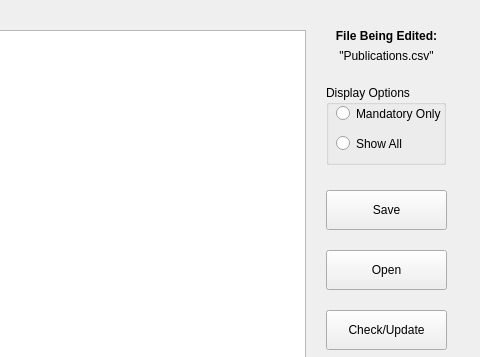
Qt form src/errorform.ui (LLe27/Dentistry-School-Analysis-Tool) before a commit; both pictures show x 714 to 1194 and y 0 to 357 of the 1194 by 553 pixel window.
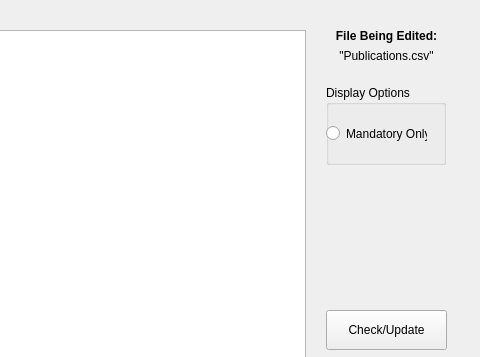
The same form after that commit.

Commit message: Removed non-working features

Patch:
```diff
--- a/src/errorform.ui
+++ b/src/errorform.ui
@@ -23,32 +23,6 @@
     </rect>
    </property>
   </widget>
-  <widget class="QPushButton" name="saveButton">
-   <property name="geometry">
-    <rect>
-     <x>1040</x>
-     <y>190</y>
-     <width>121</width>
-     <height>40</height>
-    </rect>
-   </property>
-   <property name="text">
-    <string>Save</string>
-   </property>
-  </widget>
-  <widget class="QPushButton" name="openButton">
-   <property name="geometry">
-    <rect>
-     <x>1040</x>
-     <y>250</y>
-     <width>121</width>
-     <height>40</height>
-    </rect>
-   </property>
-   <property name="text">
-    <string>Open</string>
-   </property>
-  </widget>
   <widget class="QPushButton" name="checkButton">
    <property name="geometry">
     <rect>
@@ -77,9 +51,9 @@
    <widget class="QRadioButton" name="mandButton">
     <property name="geometry">
      <rect>
-      <x>10</x>
-      <y>20</y>
-      <width>121</width>
+      <x>0</x>
+      <y>40</y>
+      <width>101</width>
       <height>17</height>
      </rect>
     </property>
@@ -87,19 +61,6 @@
      <string>Mandatory Only</string>
     </property>
    </widget>
-   <widget class="QRadioButton" name="radioButton_2">
-    <property name="geometry">
-     <rect>
-      <x>10</x>
-      <y>50</y>
-      <width>121</width>
-      <height>17</height>
-     </rect>
-    </property>
-    <property name="text">
-     <string>Show All</string>
-    </property>
-   </widget>
   </widget>
   <widget class="QLabel" name="lbl_FileEdit">
    <property name="geometry">
```
